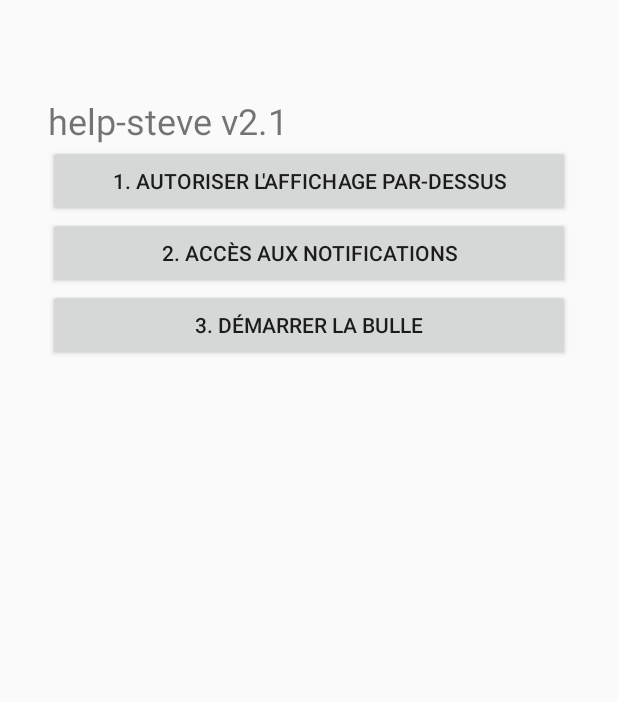
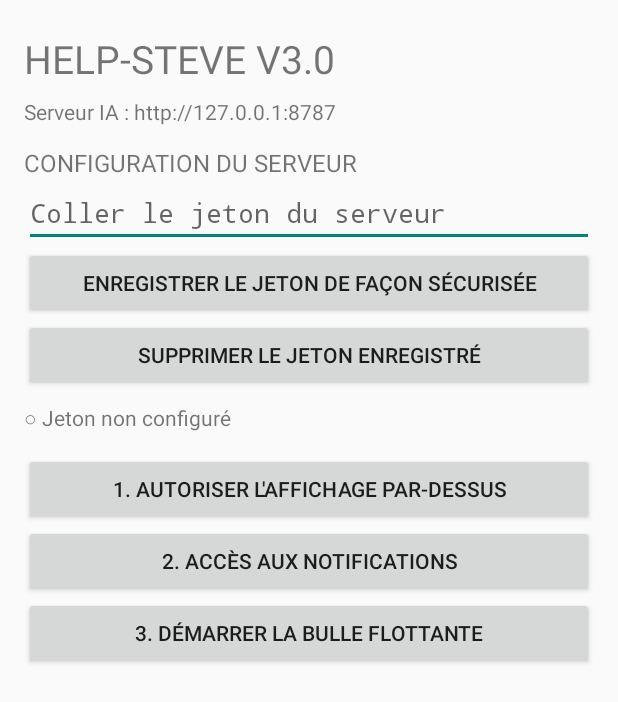
Before and after one commit to messisteve999-wq/help-steve, an Android app: the screen it shows after launch (MainActivity), on a phone screen of 412 x 824 dp. Shown: the top 702 px of the screen. Run offline under Robolectric (Android 15) with nearby library versions, the phone set to English and light mode, and no system bars; 1 statement that could not run was skipped.

Commit message:
HELP-STEVE V3.0 connect secure local Gemini server

```diff
--- a/app/src/main/AndroidManifest.xml
+++ b/app/src/main/AndroidManifest.xml
@@ -7,6 +7,7 @@
     <uses-permission android:name="android.permission.FOREGROUND_SERVICE_SPECIAL_USE" />
 
     <application
+        android:usesCleartextTraffic="true"
         android:label="help-steve"
         android:supportsRtl="true"
         android:theme="@style/Theme.AppCompat.DayNight.NoActionBar">
--- a/app/src/main/java/com/steve/helpsteve/BubbleService.kt
+++ b/app/src/main/java/com/steve/helpsteve/BubbleService.kt
@@ -28,6 +28,7 @@ class BubbleService : Service() {
 
     override fun onCreate() {
         super.onCreate()
+        GeminiClient.initialize(applicationContext)
         wm = getSystemService(Context.WINDOW_SERVICE) as WindowManager
         startAsForeground()
 
--- a/app/src/main/java/com/steve/helpsteve/MainActivity.kt
+++ b/app/src/main/java/com/steve/helpsteve/MainActivity.kt
@@ -5,36 +5,145 @@ import android.net.Uri
 import android.os.Build
 import android.os.Bundle
 import android.provider.Settings
+import android.text.InputType
+import android.view.ViewGroup
 import android.widget.Button
+import android.widget.EditText
 import android.widget.LinearLayout
+import android.widget.ScrollView
 import android.widget.TextView
+import android.widget.Toast
 import androidx.appcompat.app.AppCompatActivity
 
 class MainActivity : AppCompatActivity() {
+
+    private lateinit var tokenInput: EditText
+    private lateinit var statusView: TextView
+
     override fun onCreate(savedInstanceState: Bundle?) {
         super.onCreate(savedInstanceState)
-        val root = LinearLayout(this).apply {
+        GeminiClient.initialize(applicationContext)
+
+        val content = LinearLayout(this).apply {
             orientation = LinearLayout.VERTICAL
-            setPadding(48, 96, 48, 48)
+            setPadding(24, 32, 24, 32)
         }
-        root.addView(TextView(this).apply { text = "help-steve v2.1"; textSize = 24f })
-        root.addView(Button(this).apply {
+
+        content.addView(TextView(this).apply {
+            text = "HELP-STEVE V3.0"
+            textSize = 26f
+        })
+
+        content.addView(TextView(this).apply {
+            text = "Serveur IA : http://127.0.0.1:8787"
+            textSize = 14f
+            setPadding(0, 12, 0, 20)
+        })
+
+        content.addView(TextView(this).apply {
+            text = "CONFIGURATION DU SERVEUR"
+            textSize = 16f
+        })
+
+        tokenInput = EditText(this).apply {
+            hint = "Coller le jeton du serveur"
+            inputType = InputType.TYPE_CLASS_TEXT or
+                InputType.TYPE_TEXT_VARIATION_PASSWORD
+            singleLine = true
+        }
+        content.addView(tokenInput)
+
+        content.addView(Button(this).apply {
+            text = "Enregistrer le jeton de façon sécurisée"
+            setOnClickListener {
+                val token = tokenInput.text.toString()
+                if (SecureTokenStore.save(this@MainActivity, token)) {
+                    tokenInput.text.clear()
+                    updateStatus()
+                    Toast.makeText(
+                        this@MainActivity,
+                        "Jeton enregistré et chiffré",
+                        Toast.LENGTH_LONG
+                    ).show()
+                } else {
+                    Toast.makeText(
+                        this@MainActivity,
+                        "Jeton vide ou erreur de stockage",
+                        Toast.LENGTH_LONG
+                    ).show()
+                }
+            }
+        })
+
+        content.addView(Button(this).apply {
+            text = "Supprimer le jeton enregistré"
+            setOnClickListener {
+                SecureTokenStore.clear(this@MainActivity)
+                tokenInput.text.clear()
+                updateStatus()
+                Toast.makeText(
+                    this@MainActivity,
+                    "Jeton supprimé",
+                    Toast.LENGTH_SHORT
+                ).show()
+            }
+        })
+
+        statusView = TextView(this).apply {
+            textSize = 14f
+            setPadding(0, 12, 0, 20)
+        }
+        content.addView(statusView)
+        updateStatus()
+
+        content.addView(Button(this).apply {
             text = "1. Autoriser l'affichage par-dessus"
             setOnClickListener {
-                startActivity(Intent(Settings.ACTION_MANAGE_OVERLAY_PERMISSION, Uri.parse("package:$packageName")))
+                startActivity(
+                    Intent(
+                        Settings.ACTION_MANAGE_OVERLAY_PERMISSION,
+                        Uri.parse("package:$packageName")
+                    )
+                )
             }
         })
-        root.addView(Button(this).apply {
+
+        content.addView(Button(this).apply {
             text = "2. Accès aux notifications"
-            setOnClickListener { startActivity(Intent(Settings.ACTION_NOTIFICATION_LISTENER_SETTINGS)) }
-        })
-        root.addView(Button(this).apply {
-            text = "3. Démarrer la bulle"
             setOnClickListener {
-                val i = Intent(this@MainActivity, BubbleService::class.java)
-                if (Build.VERSION.SDK_INT >= 26) startForegroundService(i) else startService(i)
+                startActivity(Intent(Settings.ACTION_NOTIFICATION_LISTENER_SETTINGS))
             }
         })
-        setContentView(root)
+
+        content.addView(Button(this).apply {
+            text = "3. Démarrer la bulle flottante"
+            setOnClickListener {
+                val intent = Intent(this@MainActivity, BubbleService::class.java)
+                if (Build.VERSION.SDK_INT >= 26) {
+                    startForegroundService(intent)
+                } else {
+                    startService(intent)
+                }
+            }
+        })
+
+        val scroll = ScrollView(this).apply {
+            addView(
+                content,
+                ViewGroup.LayoutParams(
+                    ViewGroup.LayoutParams.MATCH_PARENT,
+                    ViewGroup.LayoutParams.WRAP_CONTENT
+                )
+            )
+        }
+        setContentView(scroll)
+    }
+
+    private fun updateStatus() {
+        statusView.text = if (SecureTokenStore.isConfigured(this)) {
+            "● Jeton enregistré sur cet appareil"
+        } else {
+            "○ Jeton non configuré"
+        }
     }
 }
```
Also changed, not shown: app/src/main/java/com/steve/helpsteve/GeminiClient.kt (+65 -15 lines), app/src/main/java/com/steve/helpsteve/SecureTokenStore.kt (added, +101 -0 lines).
